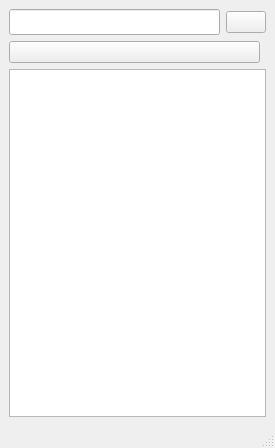
This is janela.ui in gustavof04/pyqt5_crud as Qt 5 draws it before an edit. The edited form follows.
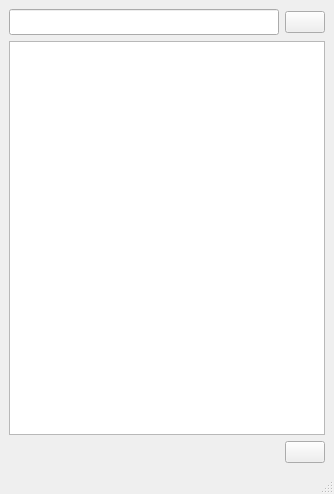
This is the edited form. Icons and pictures are not drawn.

```diff
--- a/janela.ui
+++ b/janela.ui
@@ -6,8 +6,8 @@
    <rect>
     <x>0</x>
     <y>0</y>
-    <width>275</width>
-    <height>448</height>
+    <width>334</width>
+    <height>494</height>
    </rect>
   </property>
   <property name="sizePolicy">
@@ -24,10 +24,12 @@
     <normaloff>assets/agenda.svg</normaloff>assets/agenda.svg</iconset>
   </property>
   <widget class="QWidget" name="centralwidget">
-   <layout class="QGridLayout" name="gridLayout_3">
-    <item row="0" column="0">
-     <layout class="QGridLayout" name="gridLayout_2">
-      <item row="0" column="0">
+   <layout class="QHBoxLayout" name="horizontalLayout_2">
+    <item>
+     <layout class="QVBoxLayout" name="verticalLayout_2">
+      <item>
+       <layout class="QHBoxLayout" name="horizontalLayout">
+        <item>
        <widget class="QLineEdit" name="lineEdit_AddingItem">
         <property name="sizePolicy">
          <sizepolicy hsizetype="Expanding" vsizetype="Fixed">
@@ -42,7 +44,7 @@
         </property>
        </widget>
       </item>
-      <item row="0" column="1">
+        <item>
        <widget class="QPushButton" name="pushButton_Find">
         <property name="sizePolicy">
          <sizepolicy hsizetype="Fixed" vsizetype="Fixed">
@@ -62,12 +64,32 @@
         </property>
        </widget>
       </item>
-      <item row="1" column="0" colspan="2">
-       <layout class="QGridLayout" name="gridLayout">
-        <item row="0" column="0">
+       </layout>
+      </item>
+      <item>
+       <layout class="QVBoxLayout" name="verticalLayout">
+        <item>
+         <widget class="QListWidget" name="minhaLista_listWidget">
+          <property name="sizePolicy">
+           <sizepolicy hsizetype="Expanding" vsizetype="Expanding">
+            <horstretch>0</horstretch>
+            <verstretch>0</verstretch>
+           </sizepolicy>
+          </property>
+          <property name="font">
+           <font>
+            <pointsize>12</pointsize>
+           </font>
+          </property>
+         </widget>
+        </item>
+        <item>
          <widget class="QPushButton" name="pushButton_Create">
+          <property name="enabled">
+           <bool>true</bool>
+          </property>
           <property name="sizePolicy">
-           <sizepolicy hsizetype="Expanding" vsizetype="Fixed">
+           <sizepolicy hsizetype="Fixed" vsizetype="Fixed">
             <horstretch>0</horstretch>
             <verstretch>0</verstretch>
            </sizepolicy>
@@ -75,6 +97,9 @@
           <property name="cursor">
            <cursorShape>PointingHandCursor</cursorShape>
           </property>
+          <property name="layoutDirection">
+           <enum>Qt::RightToLeft</enum>
+          </property>
           <property name="text">
            <string/>
           </property>
@@ -84,27 +109,12 @@
           </property>
           <property name="iconSize">
            <size>
-            <width>32</width>
-            <height>32</height>
+            <width>24</width>
+            <height>24</height>
            </size>
           </property>
          </widget>
         </item>
-        <item row="1" column="0" colspan="2">
-         <widget class="QListWidget" name="minhaLista_listWidget">
-          <property name="sizePolicy">
-           <sizepolicy hsizetype="Expanding" vsizetype="Expanding">
-            <horstretch>0</horstretch>
-            <verstretch>0</verstretch>
-           </sizepolicy>
-          </property>
-          <property name="font">
-           <font>
-            <pointsize>12</pointsize>
-           </font>
-          </property>
-         </widget>
-        </item>
        </layout>
       </item>
      </layout>
```
Left out of the diff: 2 changed lines with no effect on the pictures. Lines whose indentation alone changed are shown as unchanged.
